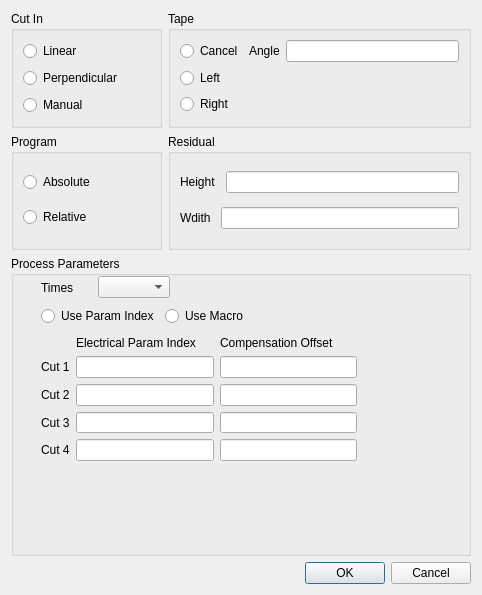
shihansha/LibreCADWedm, file librecad/src/ui/dialogs/actions/cam/qg_dlggenpath.ui: the form before one commit.
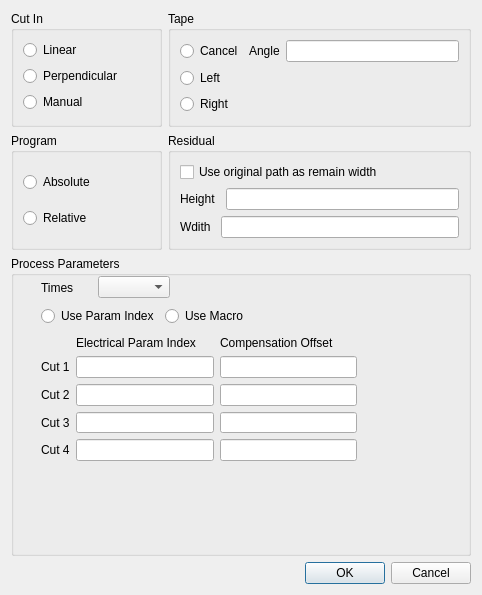
The form after the commit.

Commit message: CAM 0.0.3 1. append 'use original path as remain width' feature. 2. bug fixing.

```diff
--- a/librecad/src/ui/dialogs/actions/cam/qg_dlggenpath.ui
+++ b/librecad/src/ui/dialogs/actions/cam/qg_dlggenpath.ui
@@ -61,6 +61,13 @@
         <property name="sizeConstraint">
          <enum>QLayout::SizeConstraint::SetNoConstraint</enum>
         </property>
+        <item>
+         <widget class="QCheckBox" name="cbUseOrgPathAsRemainWidth">
+          <property name="text">
+           <string>Use original path as remain width</string>
+          </property>
+         </widget>
+        </item>
         <item>
          <layout class="QHBoxLayout" name="horizontalLayout_2">
           <property name="spacing">
```
Left out of the diff: 4 changed lines with no effect on the pictures. The commit also changes 57 other files.
